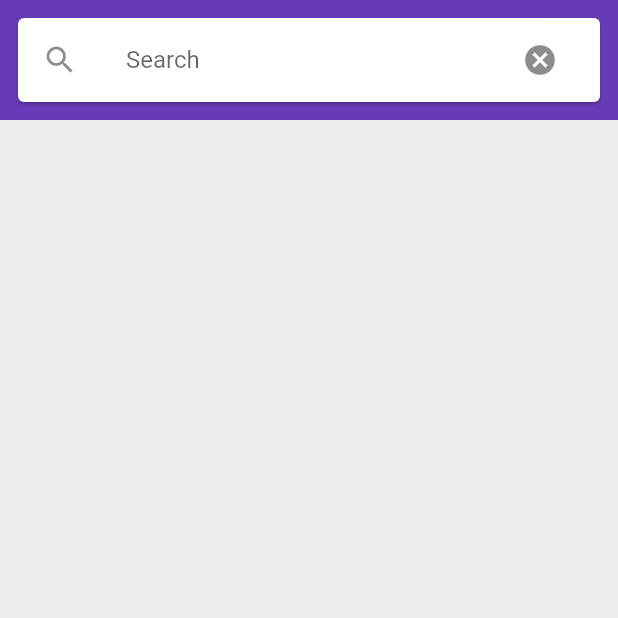
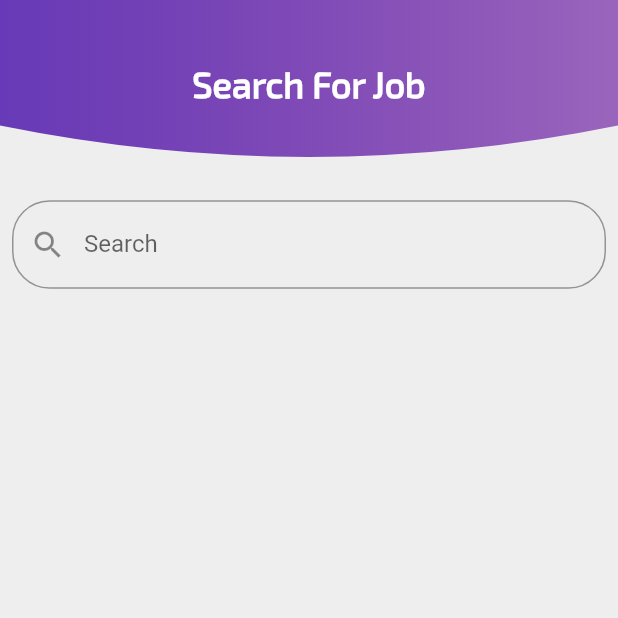
Before and after one commit to RipperZA/Endevour-App, a Flutter app: the ApplyJobPage screen opened directly, on a phone screen of 412 x 824 dp, the top half of it. Run offline on Flutter 3.47's test engine with Material 2 defaults, Android fonts, the phone set to English and light mode, and no system bars; our stand-ins replace carousel_pro, connectivity, dio, file_picker, flutter_datetime_picker, flutter_form_builder and 7 more; missing offline and left inert: calendarro, dart:ffi, onesignal_flutter; accounts and stored records are empty; network calls fail.

Commit message:
Searching for Jobs in list

```diff
--- a/lib/ui/page_apply_job.dart
+++ b/lib/ui/page_apply_job.dart
@@ -37,12 +37,13 @@ class ApplyJobPage extends StatefulWidget {
 }
 
 class _ApplyJobPageState extends State<ApplyJobPage> {
+  bool _saving = false;
+  Screen size;
+
   List<Work> workList = List();
   List<Work> _searchResult = [];
 
   TextEditingController controller = new TextEditingController();
-  String filter;
-  bool _saving = false;
 
   getAvailableWork() async {
     try {
@@ -83,41 +84,92 @@ class _ApplyJobPageState extends State<ApplyJobPage> {
 
   @override
   void initState() {
+    getAvailableWork();
     super.initState();
-    getAvailableWork();
+  }
+
+  _launchURL(lat, long) async {
+    var url = 'https://www.google.com/maps/search/?api=1&query=' +
+        lat.toString() +
+        ',' +
+        long.toString();
+    print(url);
+
+    if (await canLaunch(url)) {
+      await launch(url);
+    } else {
+      throw 'Could not launch $url';
+    }
+  }
+
+  onSearchTextChanged(String text) async {
+    setState(() {
+      _saving = true;
+    });
+
+    _searchResult.clear();
+    if (text.isEmpty) {
+      setState(() {
+        _saving = false;
+      });
+      return;
+    }
+
+    text = text.toLowerCase();
+
+    workList.forEach((work) {
+      if (work.name.toLowerCase().contains(text) ||
+          work.area.toLowerCase().contains(text)) _searchResult.add(work);
+    });
+
+    setState(()
+    {
+      _saving = false;
+    });
   }
 
   @override
   Widget build(BuildContext context) {
-    onSearchTextChanged(String text) async {
-      _searchResult.clear();
-      if (text.isEmpty) {
-        setState(() {});
-        return;
+    size = Screen(MediaQuery.of(context).size);
+
+    Text titleWidget() {
+      return Text("Search For Job",
+          style: TextStyle(
+              fontFamily: 'Exo2',
+              fontSize: 24.0,
+              fontWeight: FontWeight.w900,
+              color: Colors.white));
     }
 
-      workList.forEach((work) {
-        if (work.name.contains(text) || work.area.contains(text))
-          _searchResult.add(work);
-      });
-
-      setState(() {});
-    }
-
-    _launchURL(lat, long) async {
-      var url = 'https://www.google.com/maps/search/?api=1&query='+ lat.toString()+ ','+long.toString();
-      print(url);
-
-      if (await canLaunch(url
-      ))
-      {
-        await launch(url
+    Widget upperPart() {
+      return Stack(
+        children: <Widget>[
+          ClipPath(
+            clipper: UpperClipper(),
+            child: Container(
+              height: size.getWidthPx(110),
+              decoration: BoxDecoration(
+                gradient: LinearGradient(
+                  colors: [colorCurve, colorCurveSecondary],
+                ),
+              ),
+            ),
+          ),
+          Column(
+            children: <Widget>[
+              Container(
+                padding: EdgeInsets.only(top: size.getWidthPx(36)),
+                child: Column(
+                  children: <Widget>[
+                    Center(child: titleWidget()),
+                    SizedBox(height: size.getWidthPx(10)),
+                  ],
+                ),
+              ),
+            ],
+          ),
+        ],
       );
-      }
-      else
-      {
-        throw 'Could not launch $url';
-      }
     }
 
     return Scaffold(
@@ -131,50 +183,51 @@ class _ApplyJobPageState extends State<ApplyJobPage> {
                 statusBarIconBrightness: Brightness.dark,
                 systemNavigationBarIconBrightness: Brightness.dark,
                 systemNavigationBarColor: backgroundColor),
-            child: new Column(children: <Widget>[
-              new Container(
-                color: Theme.of(context).primaryColor,
-                child: new Padding(
+            child: Container(
+              child: Container(
+                child: Column(
+                  children: <Widget>[
+                    upperPart(),
+                    Padding(
                       padding: const EdgeInsets.all(8.0),
-                  child: new Card(
-                    child: new ListTile(
-                      leading: new Icon(Icons.search),
-                      title: new TextField(
+                      child: TextField(
+                        onChanged: (value) {
+                          onSearchTextChanged(value);
+                        },
                         controller: controller,
-                        decoration: new InputDecoration(
-                            hintText: 'Search', border: InputBorder.none),
-                        onChanged: onSearchTextChanged,
-                      ),
-                      trailing: new IconButton(
-                        icon: new Icon(Icons.cancel),
-                        onPressed: () {
-                          controller.clear();
-                          onSearchTextChanged('');
-                        },
-                      ),
-                    ),
-                  ),
+                        decoration: InputDecoration(
+                            labelText: "Search",
+                            hintText: "Search",
+                            prefixIcon: Icon(Icons.search),
+                            border: OutlineInputBorder(
+                                borderRadius:
+                                    BorderRadius.all(Radius.circular(25.0)))),
                       ),
                     ),
                     new Expanded(
-                child: _searchResult.length != 0 || controller.text.isNotEmpty
+                      child: _searchResult.length != 0 ||
+                              controller.text.isNotEmpty
                           ? new ListView.builder(
                               itemCount: _searchResult.length,
+                              shrinkWrap: true,
                               itemBuilder: (context, i) {
                                 return new Card(
                                   child: new ListTile(
-                              onTap: ()
-                              {
-                                _launchURL(workList[i].latitude, workList[i].longitude);
+                                    onTap: () {
+                                      _launchURL(workList[i].latitude,
+                                          workList[i].longitude);
                                     },
-                              leading: new CircleAvatar(
-                                backgroundImage: new NetworkImage(
-                                  'https://avatars3.githubusercontent.com/u/17440971?s=400&u=b0d8df93a2e45812e577358cd66849e9d7cf0f90&v=4',
-                                ),
-                              ),
+//                                leading: new CircleAvatar(
+//                                  backgroundImage: new NetworkImage(
+//                                    'https://avatars3.githubusercontent.com/u/17440971?s=400&u=b0d8df93a2e45812e577358cd66849e9d7cf0f90&v=4',
+//                                  ),
+//                                ),
+                                    leading: CircleAvatar(
+                                        child: Text(workList[i].name[0])),
                                     title: new Text(_searchResult[i].name +
                                         ' ' +
                                         _searchResult[i].area),
+                                    subtitle: Text('Subtitle 1'),
                                   ),
                                   margin: const EdgeInsets.all(0.0),
                                 );
@@ -182,29 +235,34 @@ class _ApplyJobPageState extends State<ApplyJobPage> {
                             )
                           : new ListView.builder(
                               itemCount: workList.length,
-                        itemBuilder: (context, index)
-                        {
+                              itemBuilder: (context, index) {
                                 return new Card(
                                   child: new ListTile(
-                              onTap: ()
-                              {
-                                _launchURL(workList[index].latitude, workList[index].longitude);
+                                    onTap: () {
+                                      _launchURL(workList[index].latitude,
+                                          workList[index].longitude);
                                     },
-                              leading: new CircleAvatar(
-                                backgroundImage: new NetworkImage(
-                                  'https://avatars3.githubusercontent.com/u/17440971?s=400&u=b0d8df93a2e45812e577358cd66849e9d7cf0f90&v=4',
-                                ),
-                              ),
+//                                leading: new CircleAvatar(
+//                                  backgroundImage: new NetworkImage(
+//                                    'https://avatars3.githubusercontent.com/u/17440971?s=400&u=b0d8df93a2e45812e577358cd66849e9d7cf0f90&v=4',
+//                                  ),
+//                                ),
+                                    leading: CircleAvatar(
+                                        child: Text(workList[index].name[0])),
                                     title: new Text(workList[index].name +
                                         ' ' +
                                         workList[index].area),
+                                    subtitle: Text('Subtitle 2'),
                                   ),
                                   margin: const EdgeInsets.all(0.0),
                                 );
                               },
                             ),
                     ),
-            ]),
+                  ],
+                ),
+              ),
+            ),
           )
         ]),
         inAsyncCall: _saving,
--- a/lib/utils/Constants.dart
+++ b/lib/utils/Constants.dart
@@ -2,7 +2,7 @@ import 'dart:ui';
 
 class Constants {
   //URLs
-  static String urlBase = 'http://192.168.1.198:8000/api/';
+  static String urlBase = 'http://192.168.1.107:8000/api/';
 
 //  static String urlBase = 'http://10.2.2.106:8000/api/';
 //  static String urlBase = 'http://10.0.0.161:8000/api/';
```
Lines whose indentation alone changed are shown as unchanged.
